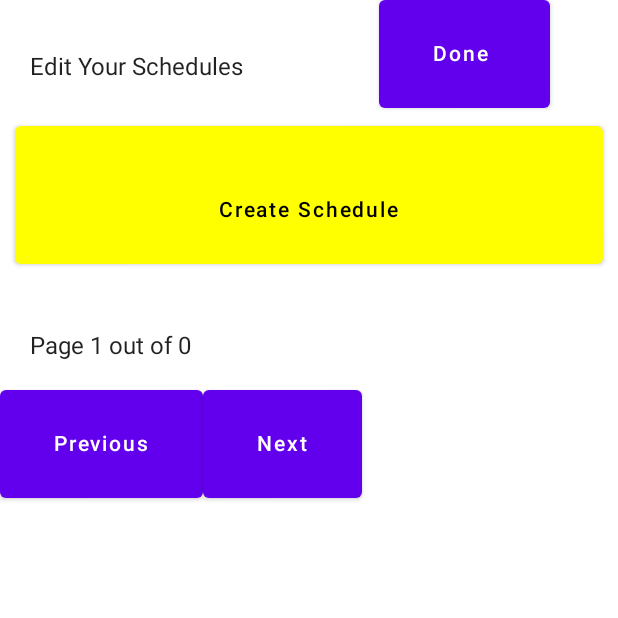
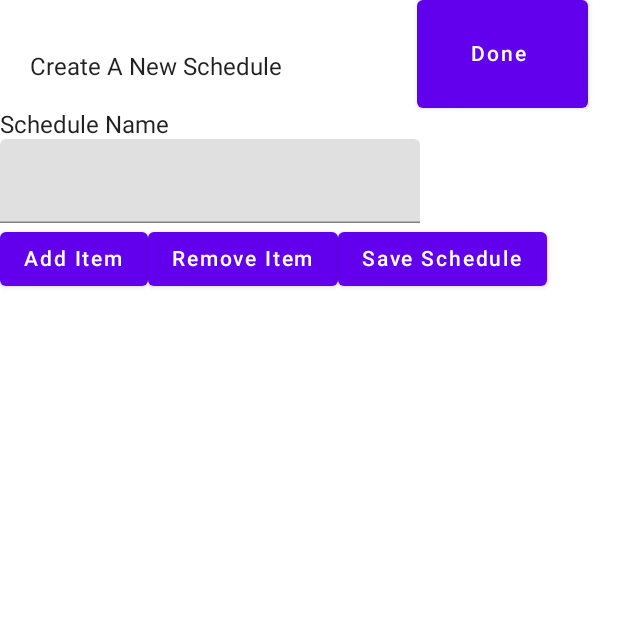
Before and after one commit to CrazySoupDumpling/Peak-Falcons, an Android app built with Jetpack Compose: the EditScreen screen opened through its navigation route, after a tap on "Create Schedule", on a phone screen of 412 x 824 dp, the top half of it. Run offline under Robolectric (Android 15) with nearby library versions, the phone set to English and light mode, and no system bars; our stand-ins replace Room's generated code, livedata-compose.

Commit message:
add new scheduleScreen done

```diff
--- a/app/src/main/java/com/example/finalproject/ChecklistScreen.kt
+++ b/app/src/main/java/com/example/finalproject/ChecklistScreen.kt
@@ -39,9 +39,9 @@ fun ChecklistScreen(
                     .padding(all = 20.dp)
                     .padding(top = 15.dp)
             )
-            Spacer(modifier = Modifier.width(140.dp))
-            Button(onClick = { navController.navigate(route = Screens.Schedule.route) }) {
-                Text(text = "Exit", modifier = Modifier.padding(all = 20.dp))
+            Spacer(modifier = Modifier.weight(1f))
+            Button(onClick = {navController.navigate(route = Screens.Schedule.route)}, modifier = Modifier.width(150.dp)) {
+                Text(text = "exit", modifier = Modifier.padding(all = 20.dp))
             }
         }
 
--- /dev/null
+++ b/app/src/main/java/com/example/finalproject/CreateScheduleScreen.kt
@@ -0,0 +1,86 @@
+package com.example.finalproject
+
+import android.util.Log
+import androidx.compose.foundation.gestures.scrollable
+import androidx.compose.foundation.layout.*
+import androidx.compose.foundation.rememberScrollState
+import androidx.compose.foundation.verticalScroll
+import androidx.compose.material.Button
+import androidx.compose.material.Text
+import androidx.compose.material.TextField
+import androidx.compose.runtime.*
+import androidx.compose.ui.Modifier
+import androidx.compose.ui.text.TextRange
+import androidx.compose.ui.text.input.KeyboardType
+import androidx.compose.ui.text.input.TextFieldValue
+import androidx.compose.ui.unit.dp
+import androidx.navigation.NavController
+
+@Composable
+fun CreateScheduleScreen(
+    navController: NavController,
+    viewModel: MainViewModel
+) {
+    Column(modifier = Modifier.fillMaxHeight().verticalScroll(rememberScrollState())){
+        val numOfItems: Int = 1;
+        Row( modifier = Modifier.fillMaxWidth()){
+            Text(text = "Create A New Schedule", modifier = Modifier
+                .padding(all = 20.dp)
+                .padding(top = 15.dp))
+            Spacer(modifier = Modifier.width(70.dp))
+            Button(onClick = {navController.navigate(route = Screens.Edit.route)}) {
+                Text(text = "Done ", modifier = Modifier.padding(all = 20.dp))
+            }
+        }
+
+        val ScheduleName = remember { mutableStateOf(TextFieldValue()) }
+
+        Text(text = "Schedule Name")
+        TextField(
+            value = ScheduleName.value,
+            onValueChange = { ScheduleName.value = it }
+        )
+        val items = remember {
+            mutableStateListOf<TextFieldValue>()}
+
+        Log.e("e", items.size.toString())
+        Log.e("e", items.toString())
+        for (s in 0..items.size-1){
+            Text("Item #${s+1}")
+            TextField(
+                value = items[s],
+                onValueChange = { items[s] = it }
+            )
+        }
+        Row() {
+            Button(onClick = { items.add(TextFieldValue(text = "")) }) {
+                Text(text = "Add Item")
+            }
+            Button(onClick = {
+                if (items.size>0) {
+                    items.removeAt(items.size - 1)
+                }
+            }) {
+                Text(text = "Remove Item")
+            }
+            Button(onClick = {
+                if (ScheduleName.value.text.length > 0 &&items.size > 0 && items[0].text.length > 0) {
+                    var itemListOfStrings: ArrayList<String> = ArrayList<String>()
+                    for (i in 0..items.size - 1) {
+                        itemListOfStrings.add(items[i].text)
+                    }
+                    viewModel.insertSchedule(
+                        Schedule(
+                            name = ScheduleName.value.text,
+                            ScheduleItems(itemListOfStrings)
+                        )
+                    )
+                    navController.navigate(Screens.Schedule.route)
+                }
+            }){
+                Text(text = "Save Schedule")
+            }
+        }
+    }
+
+}
--- a/app/src/main/java/com/example/finalproject/EditScreen.kt
+++ b/app/src/main/java/com/example/finalproject/EditScreen.kt
@@ -8,6 +8,8 @@ import androidx.activity.ComponentActivity
 import androidx.activity.compose.setContent
 import androidx.compose.foundation.background
 import androidx.compose.foundation.layout.*
+import androidx.compose.foundation.rememberScrollState
+import androidx.compose.foundation.verticalScroll
 import androidx.compose.material.*
 import androidx.compose.runtime.*
 import androidx.compose.ui.Alignment
@@ -31,30 +33,26 @@ fun EditScreen(
     var context = LocalContext.current
     var scope = rememberCoroutineScope()
 
-    Column(Modifier.fillMaxHeight()) {
+    Column(
+        Modifier
+            .fillMaxHeight()
+            .verticalScroll(rememberScrollState())) {
 
         Row(Modifier.fillMaxWidth()) {
             Text(text = "Edit Your Schedules", modifier = Modifier
                 .padding(all = 20.dp)
                 .padding(top = 15.dp))
-            Spacer(modifier = Modifier.width(70.dp))
-            Button(onClick = {navController.navigate(route = Screens.Schedule.route)}) {
-                Text(text = "Done ", modifier = Modifier.padding(all = 20.dp))
+            Spacer(modifier = Modifier.weight(1f))
+            Button(onClick = {navController.navigate(route = Screens.Schedule.route)}, modifier = Modifier.width(150.dp)) {
+                Text(text = "Done", modifier = Modifier.padding(all = 20.dp))
             }
         }
-        val EntriesPerPage = 3
-        var schedNumStart by remember{
-            mutableStateOf(0)
-        }
-        var schedNumEnd by remember{
-            mutableStateOf(EntriesPerPage-1)
-        }
-        for(i in schedNumStart..minOf(schedNumEnd, schedules.size-1)){
-            Button(onClick = {/*placeholder*/ },modifier = Modifier
+        for(schedule in schedules){
+            Button(onClick = {navController.navigate(Screens.EditSchedule.route) },modifier = Modifier
                 .fillMaxWidth()
                 .padding(all = 10.dp) ,colors = ButtonDefaults.buttonColors(backgroundColor = Color.Yellow)) {
                 Text(
-                    text = schedules[i].name,
+                    text = schedule.name,
                     Modifier
                         .padding(all = 20.dp)
                         .padding(top = 20.dp)
@@ -66,7 +64,7 @@ fun EditScreen(
 
         Button(onClick = {
 
-//                         SaveNameUser(Schedule("x", "y"))
+                         navController.navigate(route = Screens.Create.route)
 
         },modifier = Modifier
             .fillMaxWidth()
@@ -79,46 +77,5 @@ fun EditScreen(
                         .padding(top = 20.dp)
                 )
             }
-
-
-        var pageNum by remember{
-            mutableStateOf(1)
-        }
-        var pages by remember{
-            mutableStateOf((schedules.size / EntriesPerPage))
-        }
-        val totalPageNum by remember{
-
-
-            if (schedules.size % EntriesPerPage != 0 && schedules.size > EntriesPerPage) {
-                pages = (schedules.size / EntriesPerPage) + 1
-            }
-            mutableStateOf(pages)
-        }
-
-        Row(Modifier.fillMaxWidth()) {
-            Text(text = "Page $pageNum out of $totalPageNum", modifier = Modifier
-                .padding(all = 20.dp)
-                .padding(top = 15.dp))
-
-        }
-        Row(Modifier.fillMaxWidth()) {
-            Button(onClick = {if(pageNum>1) {
-                pageNum--
-                schedNumEnd -= EntriesPerPage
-                if(schedNumStart>0)schedNumStart -= EntriesPerPage
-            }}) {
-                Text(text = "Previous", modifier = Modifier.padding(all = 20.dp))
-            }
-            Button(onClick = {
-                Log.e("myTag", "This is my message")
-                if(pageNum<totalPageNum) {
-                    pageNum++
-                    schedNumStart += EntriesPerPage
-                    if(schedNumEnd<schedules.size)schedNumEnd += EntriesPerPage
-                }}) {
-                Text(text = "Next", modifier = Modifier.padding(all = 20.dp))
-            }
-        }
     }
 }
--- a/app/src/main/java/com/example/finalproject/NavGraph.kt
+++ b/app/src/main/java/com/example/finalproject/NavGraph.kt
@@ -29,16 +29,37 @@ fun SetupNavGraph(
             EditScreen(allSchedules, navController = navController)
         }
         composable(
+            route = Screens.Create.route
+        ){
+            CreateScheduleScreen(navController = navController, viewModel = viewModel)
+        }
+        composable(
             route = "${Screens.Checklist.route}/{scheduleId}",
-            arguments = listOf(navArgument("scheduleId") { defaultValue = "user1234" })
+            arguments = listOf(navArgument("scheduleId") { defaultValue = "7" })
         ){
-//            val index = backStackEntry.arguments?.getInt("index") ?: 0
-//            val planet = Planet.data[index]
                 backStackEntry ->
             val x: String? = backStackEntry.arguments?.getString("scheduleId")
+            if (x != null) {
+                ChecklistScreen(
+                    scheduleID = x.toInt(),
+                    navController = navController,
+                    viewModel =  viewModel
+                )
+            }else{
+                ChecklistScreen(
+                    scheduleID = 7,
+                    navController = navController,
+                    viewModel = viewModel
+                )
+            }
 
-
-
+        }
+        composable(
+            route = "${Screens.EditSchedule.route}/{scheduleId}",
+            arguments = listOf(navArgument("scheduleId") { defaultValue = "7" })
+        ){
+                backStackEntry ->
+            val x: String? = backStackEntry.arguments?.getString("scheduleId")
             if (x != null) {
                 ChecklistScreen(
                     scheduleID = x.toInt(),
--- a/app/src/main/java/com/example/finalproject/ScheduleScreen.kt
+++ b/app/src/main/java/com/example/finalproject/ScheduleScreen.kt
@@ -3,7 +3,9 @@ package com.example.finalproject
 import android.util.Log
 import androidx.compose.foundation.background
 import androidx.compose.foundation.layout.*
+import androidx.compose.foundation.rememberScrollState
 import androidx.compose.foundation.text.KeyboardOptions
+import androidx.compose.foundation.verticalScroll
 import androidx.compose.material.*
 import androidx.compose.runtime.*
 import androidx.compose.runtime.livedata.observeAsState
@@ -113,7 +115,10 @@ fun ScheduleScreen(
 
      */
 
-    Column(Modifier.fillMaxHeight()) {
+    Column(
+        Modifier
+            .fillMaxHeight()
+            .verticalScroll(rememberScrollState())) {
 
         Row(Modifier.fillMaxWidth()) {
             Text(text = "Your Schedules", modifier = Modifier
@@ -124,14 +129,7 @@ fun ScheduleScreen(
                 Text(text = "edit ", modifier = Modifier.padding(all = 20.dp))
             }
         }
-        val EntriesPerPage = 3
-        var schedNumStart by remember{
-            mutableStateOf(0)
-        }
-        var schedNumEnd by remember{
-            mutableStateOf(EntriesPerPage-1)
-        }
-        for(i in schedNumStart..minOf(schedNumEnd, schedules.size-1)){
+        for(i in 0..schedules.size-1){
             Button(onClick = {navController.navigate(route= "${Screens.Checklist.route}/${schedules[i].id}") },modifier = Modifier
                 .fillMaxWidth()
                 .padding(all = 10.dp) ,colors = ButtonDefaults.buttonColors(backgroundColor = Color.Yellow)) {
@@ -141,46 +139,6 @@ fun ScheduleScreen(
                         .padding(all = 20.dp)
                         .padding(top = 20.dp)
                 )
-            }
-        }
-
-        var pageNum by remember{
-            mutableStateOf(1)
-        }
-        var pages by remember{
-            mutableStateOf((schedules.size / EntriesPerPage))
-        }
-        val totalPageNum by remember{
-
-
-            if (schedules.size % EntriesPerPage != 0 && schedules.size > EntriesPerPage) {
-                pages = (schedules.size / EntriesPerPage) + 1
-            }
-            mutableStateOf(pages)
-        }
-
-        Row(Modifier.fillMaxWidth()) {
-            Text(text = "Page $pageNum out of $totalPageNum", modifier = Modifier
-                .padding(all = 20.dp)
-                .padding(top = 15.dp))
-
-        }
-        Row(Modifier.fillMaxWidth()) {
-            Button(onClick = {if(pageNum>1) {
-                pageNum--
-                schedNumEnd -= EntriesPerPage
-                if(schedNumStart>0)schedNumStart -= EntriesPerPage
-            }}) {
-                Text(text = "Previous", modifier = Modifier.padding(all = 20.dp))
-            }
-            Button(onClick = {
-                Log.e("myTag", "This is my message")
-                if(pageNum<totalPageNum) {
-                pageNum++
-                schedNumStart += EntriesPerPage
-                if(schedNumEnd<schedules.size)schedNumEnd += EntriesPerPage
-            }}) {
-                Text(text = "Next", modifier = Modifier.padding(all = 20.dp))
             }
         }
     }
--- a/app/src/main/java/com/example/finalproject/Screens.kt
+++ b/app/src/main/java/com/example/finalproject/Screens.kt
@@ -4,5 +4,7 @@ sealed class Screens(val route: String) {
     object Schedule: Screens(route = "ScheduleScreen")
     object Edit: Screens(route = "EditScreen")
     object Checklist: Screens(route = "ChecklistScreen")
+    object Create: Screens(route = "CreateScheduleScreen")
+    object EditSchedule: Screens(route = "EditScheduleScreen")
 
 }
```
Also changed, not shown: app/src/main/java/com/example/finalproject/EditScheduleScreen.kt (added, +14 -0 lines).
